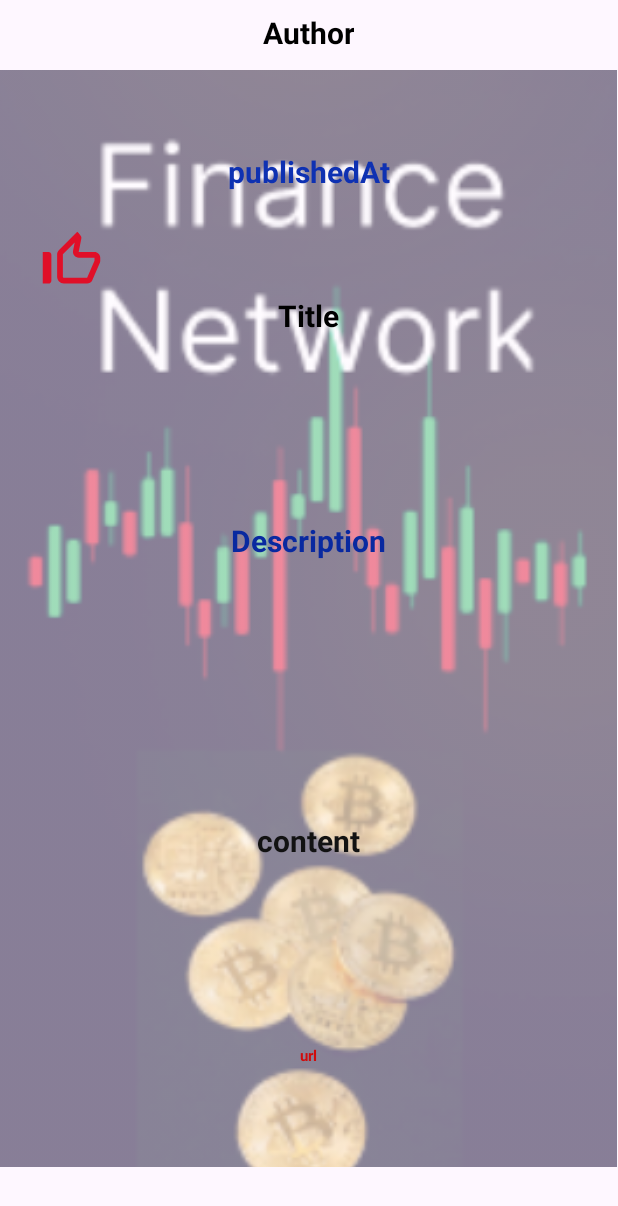
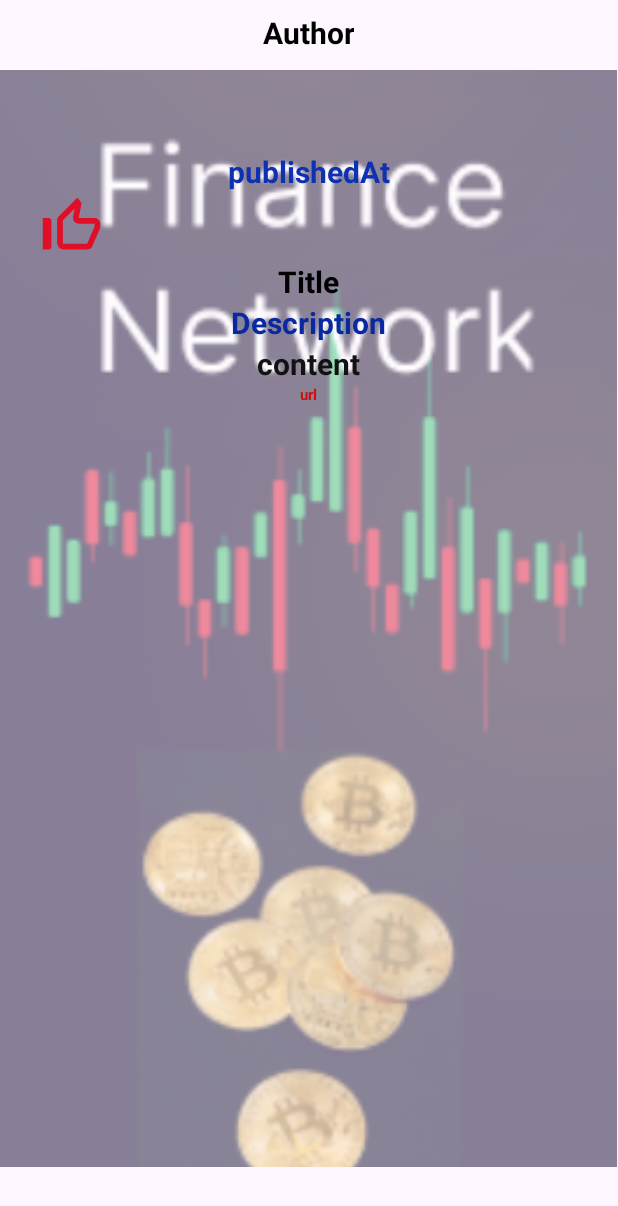
Before and after one commit to NADIXY/FinanceNetwork, an Android app: the layout fragment_news_detail.xml on its own in the app's theme, with its tools: preview values and no code run, on a phone screen of 412 x 824 dp. Shown: the top 1206 px of the screen. Run offline under Robolectric (Android 15) with nearby library versions, the phone set to English and light mode, and no system bars; Roboto replaces fonts that are not available here.

Commit message:
UPDATE 22.02.2024

```diff
--- a/app/src/main/java/com/example/abschlussprojektmyapp/MainViewModel.kt
+++ b/app/src/main/java/com/example/abschlussprojektmyapp/MainViewModel.kt
@@ -141,12 +141,10 @@ class MainViewModel(application: Application) : AndroidViewModel(application) {
         _selectedItem.postValue(item)
     }
 
-
     fun getExchangeRates() { //Fragment
         viewModelScope.launch(Dispatchers.IO) {
             appRepository.getExchangeRates() //Repo
 
         }
     }
-
 }
--- a/app/src/main/java/com/example/abschlussprojektmyapp/adapter/TopLossGainPagerAdapter.kt
+++ b/app/src/main/java/com/example/abschlussprojektmyapp/adapter/TopLossGainPagerAdapter.kt
@@ -4,6 +4,7 @@ import android.os.Bundle
 import androidx.fragment.app.Fragment
 import androidx.viewpager2.adapter.FragmentStateAdapter
 import com.example.abschlussprojektmyapp.ui.TopLossGainFragment
+
 
 /**
 
--- a/app/src/main/java/com/example/abschlussprojektmyapp/ui/NewsDetailFragment.kt
+++ b/app/src/main/java/com/example/abschlussprojektmyapp/ui/NewsDetailFragment.kt
@@ -54,7 +54,7 @@ class NewsDetailFragment : Fragment() {
             binding.textView5.text = it.url
             binding.textView7.text = it.author
             binding.nameTV2.text = date2
-            binding.ivsettingsperson.load(it.urlToImage)
+            binding.detailImageNews.load(it.urlToImage)
 
             if (it.isLiked) {
                 binding.thumpsLikedImage.visibility = View.VISIBLE
@@ -63,6 +63,7 @@ class NewsDetailFragment : Fragment() {
                 binding.thumpsLikedImage.visibility = View.GONE
                 binding.thumpsImage.visibility = View.VISIBLE
             }
+
 
         }
 
--- a/app/src/main/res/layout/fragment_news_detail.xml
+++ b/app/src/main/res/layout/fragment_news_detail.xml
@@ -7,7 +7,7 @@
         tools:context=".ui.NewsDetailFragment">
 
     <ImageView
-        android:id="@+id/ivsettingsperson"
+        android:id="@+id/detailImageNews"
         android:layout_width="411dp"
         android:layout_height="731dp"
         android:alpha="0.5"
@@ -24,16 +24,16 @@
         android:layout_width="363dp"
         android:layout_height="677dp"
         android:orientation="vertical"
-        app:layout_constraintBottom_toBottomOf="@+id/ivsettingsperson"
-        app:layout_constraintEnd_toEndOf="@+id/ivsettingsperson"
-        app:layout_constraintStart_toStartOf="@+id/ivsettingsperson"
-        app:layout_constraintTop_toTopOf="@+id/ivsettingsperson"
+        app:layout_constraintBottom_toBottomOf="@+id/detailImageNews"
+        app:layout_constraintEnd_toEndOf="@+id/detailImageNews"
+        app:layout_constraintStart_toStartOf="@+id/detailImageNews"
+        app:layout_constraintTop_toTopOf="@+id/detailImageNews"
         app:layout_constraintVertical_bias="1.0">
 
         <TextView
             android:id="@+id/nameTV2"
             android:layout_width="match_parent"
-            android:layout_height="50dp"
+            android:layout_height="wrap_content"
             android:text="publishedAt"
             android:textAlignment="center"
             android:textColor="#0E31B2"
@@ -55,8 +55,8 @@
 
         <ImageView
             android:id="@+id/thumps_liked_image"
-            android:layout_width="wrap_content"
-            android:layout_height="wrap_content"
+            android:layout_width="47dp"
+            android:layout_height="46dp"
             android:src="@drawable/baseline_thumb_up_24_test2"
             android:visibility="gone"
             app:layout_constraintBottom_toBottomOf="@+id/nameTV2"
@@ -68,7 +68,7 @@
         <TextView
             android:id="@+id/textView2"
             android:layout_width="match_parent"
-            android:layout_height="150dp"
+            android:layout_height="wrap_content"
             android:text="Title"
             android:textAlignment="center"
             android:textColor="@color/black"
@@ -78,7 +78,7 @@
         <TextView
             android:id="@+id/textView3"
             android:layout_width="match_parent"
-            android:layout_height="200dp"
+            android:layout_height="wrap_content"
             android:text="Description"
             android:textAlignment="center"
             android:textColor="#0929A0"
@@ -88,7 +88,7 @@
         <TextView
             android:id="@+id/textView4"
             android:layout_width="match_parent"
-            android:layout_height="150dp"
+            android:layout_height="wrap_content"
             android:text="content"
             android:textAlignment="center"
             android:textColor="@color/backgroundD1"
@@ -98,7 +98,7 @@
         <TextView
             android:id="@+id/textView5"
             android:layout_width="match_parent"
-            android:layout_height="60dp"
+            android:layout_height="wrap_content"
             android:text="url"
             android:textAlignment="center"
             android:textColor="@color/red"
```
Also changed, not shown: app/src/main/java/com/example/abschlussprojektmyapp/MainActivity.kt (+2 -34 lines), app/src/main/java/com/example/abschlussprojektmyapp/ui/HomeFragment.kt (+0 -10 lines), app/src/main/res/layout/activity_main.xml (+3 -31 lines), app/src/main/res/menu/nav_drawer_menu.xml (deleted, +0 -10 lines).
